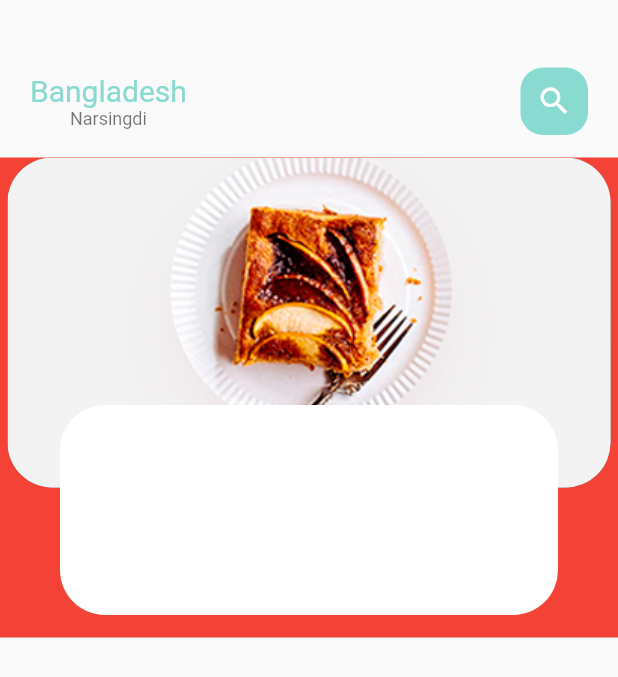
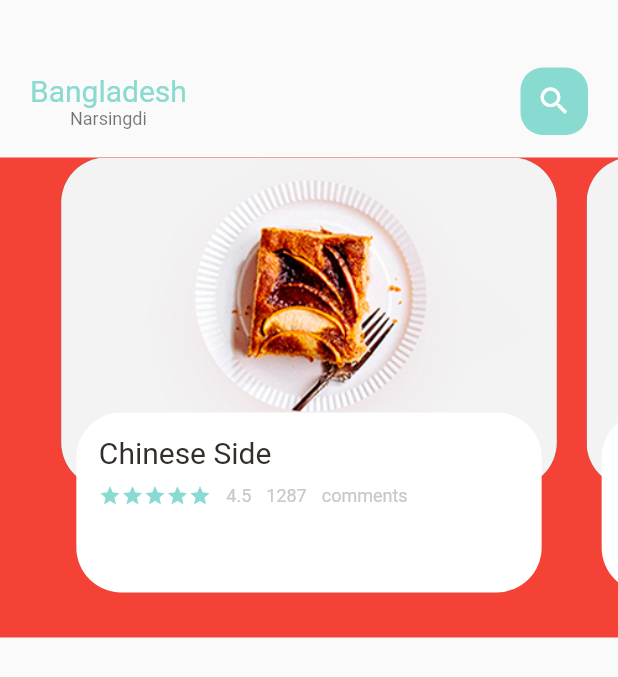
Before and after one commit to mahershmesa/food-delivery, a Flutter app: the MainFoodPage screen opened directly, on a phone screen of 412 x 824 dp. Shown: the top 677 px of the screen. Run offline on Flutter 3.47's test engine with Material 2 defaults, Android fonts, the phone set to English and light mode, and no system bars.

Commit message:
first commit

```diff
--- a/lib/home/food_page_body.dart
+++ b/lib/home/food_page_body.dart
@@ -1,4 +1,7 @@
 import 'package:flutter/material.dart';
+import 'package:flutter_food_delivery/utils/colors.dart';
+import 'package:flutter_food_delivery/widgets/big_text.dart';
+import 'package:flutter_food_delivery/widgets/small_text.dart';
 
 class FoodPageBody extends StatefulWidget {
   const FoodPageBody({ Key? key }) : super(key: key);
@@ -8,24 +11,27 @@ class FoodPageBody extends StatefulWidget {
 }
 
 class _FoodPageBodyState extends State<FoodPageBody> {
+
+  PageController pageController=PageController(viewportFraction:0.85);
   @override
   Widget build(BuildContext context) {
     return Container(
       color: Colors.red,
       height: 320,
       child: PageView.builder(
+        controller: pageController,
         itemCount: 5,
         itemBuilder: (context,position){
           return _buildPageItem(position);
         }),
     );
-  }
+  }//هلا هون بيخلص التابع
   Widget _buildPageItem(int index){
     return Stack(
       children: [
         Container(
       height: 220,
-      margin:EdgeInsets.only(left: 5,right: 5),
+      margin:EdgeInsets.only(left: 10,right: 10),
       decoration: BoxDecoration(
         borderRadius: BorderRadius.circular(30),
         color:index.isEven?Color(0xFF69c5df):Color(0xFF9294cc),
@@ -39,12 +45,45 @@ class _FoodPageBodyState extends State<FoodPageBody> {
     Align(
       alignment: Alignment.bottomCenter,
       child: Container(
-        height: 140,
-        margin:EdgeInsets.only(left: 40,right: 40,bottom: 15),
+        height: 120,
+        margin:EdgeInsets.only(left: 20,right: 20,bottom: 30),
         decoration: BoxDecoration(
           borderRadius: BorderRadius.circular(30),
           color:Colors.white,
         ),
+      child: Container(
+        padding: EdgeInsets.only(top: 15,left: 15,right: 15),
+        child: Column(
+          crossAxisAlignment: CrossAxisAlignment.start,
+          children: [
+            BigText(text: "Chinese Side"),
+            SizedBox(height: 10,),
+            Row(
+              children: [
+                Wrap(
+                  children:
+                    List.generate(5, (index) => Icon(Icons.star,color: AppColors.mainColor,size: 15,),
+                    ),
+
+                ),
+                SizedBox(width: 10,),
+                SmallText(text: "4.5"),
+                SizedBox(width: 10,),
+                SmallText(text: "1287"),
+                SizedBox(width: 10,),
+                SmallText(text: "comments")
+              ],
+            ),
+            SizedBox(height: 20,),
+            Row(
+              children: [
+
+              ],
+            ),
+          ],
+        ),
+      ),
+
       ),
     ),
       ],
```
